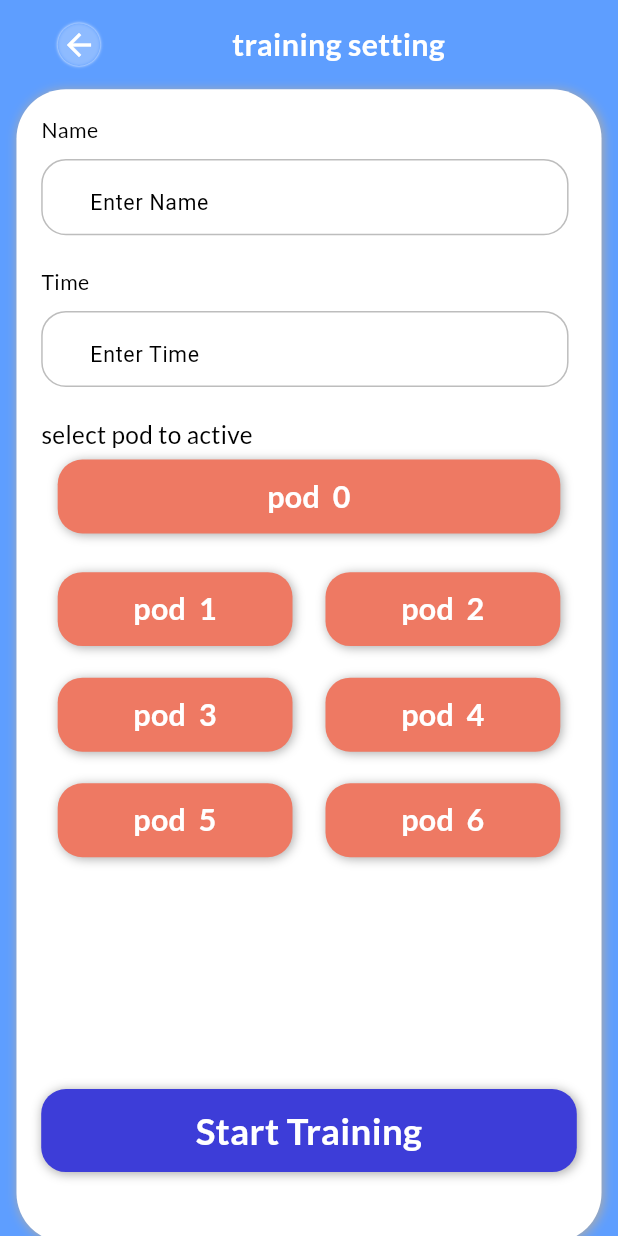
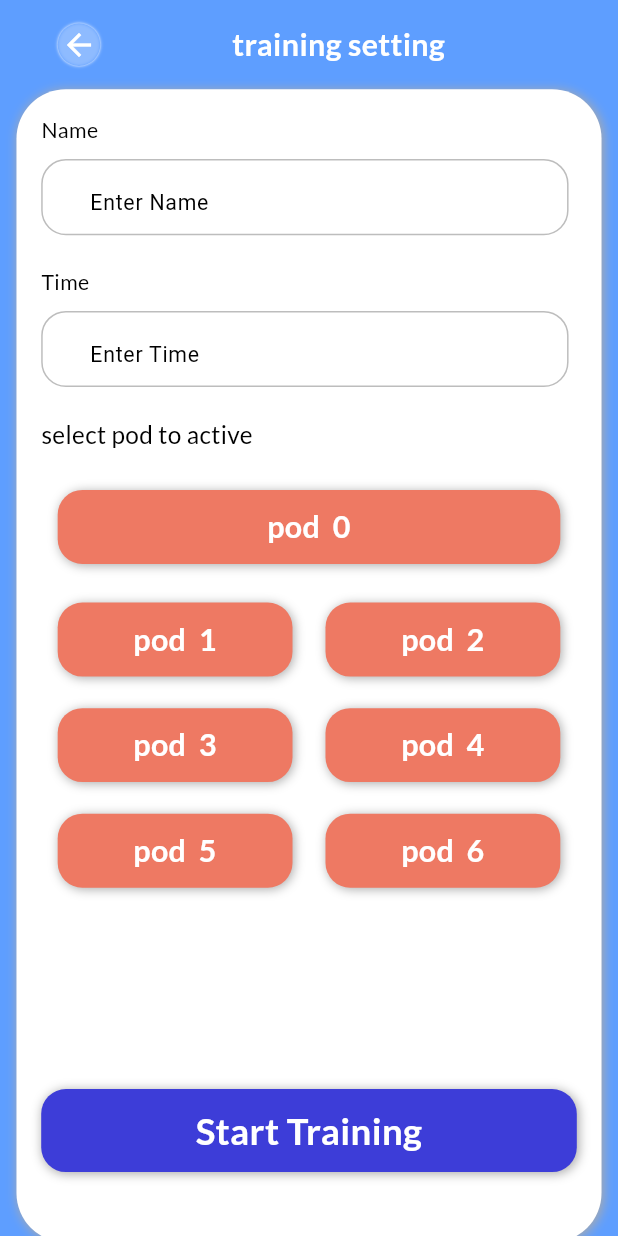
Before and after one commit to FalconCodeM/flash-trainer-githup.io, a Flutter app: the TrainingView screen opened by its route, on a phone screen of 412 x 824 dp. Run offline on Flutter 3.47's test engine with Material 3 defaults, Android fonts, the phone set to English and light mode, and no system bars; our stand-ins replace equatable, flutter_blue_plus, flutter_screenutil, fluttertoast, get, get_storage and 1 more; accounts and stored records are empty.

Commit message:
first commit

```diff
--- a/lib/app/modules/training/views/training_view.dart
+++ b/lib/app/modules/training/views/training_view.dart
@@ -1,6 +1,8 @@
 import 'package:flutter/material.dart';
 import 'package:flutter_screenutil/flutter_screenutil.dart';
 import 'package:get/get.dart';
+import '../../../data/values/colors.dart';
+import '../../../data/values/shadows.dart';
 import '../../../data/values/strings.dart';
 import '../../../data/widgets/items/pod_button.dart';
 import '../../../data/widgets/reusable_app_bar.dart';
@@ -53,15 +55,36 @@ class TrainingView extends GetView<TrainingController> {
                     text: AppStrings.activePods,
                     fontSize: 16,
                   ),
+                  SizedBox(height: 20.h),
                   Obx(
-                    () => PodButton(
+                    () => GestureDetector(
                       onTap: () => controller.selectPod(0),
-                      count: 0,
-                      background: controller.podIsActive(0),
+                      child: Container(
+                        width: double.infinity,
+                        margin: EdgeInsets.symmetric(
+                          horizontal: 10.w,
+                          vertical: 5.h,
+                        ),
+                        padding: EdgeInsets.symmetric(
+                          vertical: 10.h,
+                        ),
+                        decoration: BoxDecoration(
+                          color: controller.podIsActive(0),
+                          borderRadius: BorderRadius.circular(15.w),
+                          boxShadow: const [AppShadows.greyShadow],
+                        ),
+                        child: const ReusableText(
+                          text: "${AppStrings.pods}  0",
+                          textAlign: TextAlign.center,
+                          fontSize: 20,
+                          fontWeight: FontWeight.bold,
+                          textColor: AppColors.primaryElementText,
+                        ),
+                      ),
                     ),
                   ),
                   Container(
-                    height: 300.h,
+                    height: 280.h,
                     margin: EdgeInsets.symmetric(vertical: 10.h),
                     child: GridView.builder(
                       gridDelegate: SliverGridDelegateWithFixedCrossAxisCount(
```
